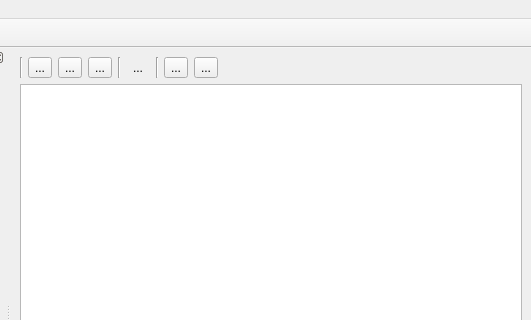
Before: the Qt Designer form bAdmin/mainwindow.ui in arcirk/bAdmin, drawn with Qt 5; both pictures show x 269 to 800 and y 0 to 320 of the 800 by 600 pixel window.
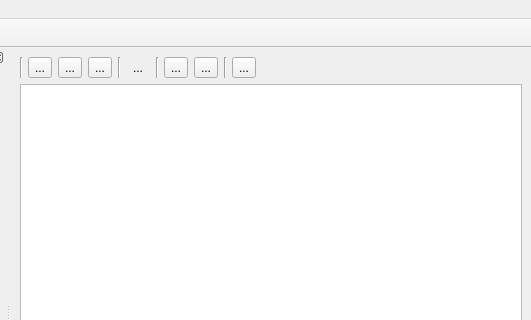
After: the same form once the commit is applied. Icons and pictures are not drawn.

```diff
--- a/bAdmin/mainwindow.ui
+++ b/bAdmin/mainwindow.ui
@@ -190,6 +190,39 @@
          </property>
         </widget>
        </item>
+       <item>
+        <widget class="QLabel" name="label_4">
+         <property name="maximumSize">
+          <size>
+           <width>2</width>
+           <height>16777215</height>
+          </size>
+         </property>
+         <property name="frameShape">
+          <enum>QFrame::VLine</enum>
+         </property>
+         <property name="frameShadow">
+          <enum>QFrame::Sunken</enum>
+         </property>
+         <property name="text">
+          <string/>
+         </property>
+        </widget>
+       </item>
+       <item>
+        <widget class="QToolButton" name="btnSetLinkDevice">
+         <property name="toolTip">
+          <string>Привязать к устройству</string>
+         </property>
+         <property name="text">
+          <string>...</string>
+         </property>
+         <property name="icon">
+          <iconset resource="resurses.qrc">
+           <normaloff>:/img/link.png</normaloff>:/img/link.png</iconset>
+         </property>
+        </widget>
+       </item>
        <item>
         <spacer name="horizontalSpacer">
          <property name="orientation">
```
